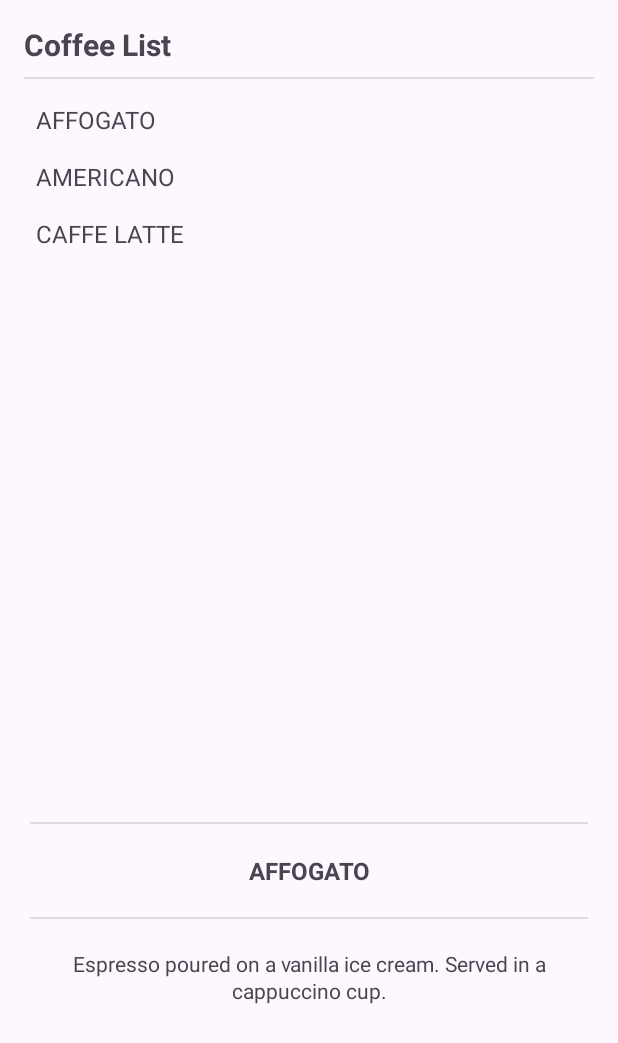
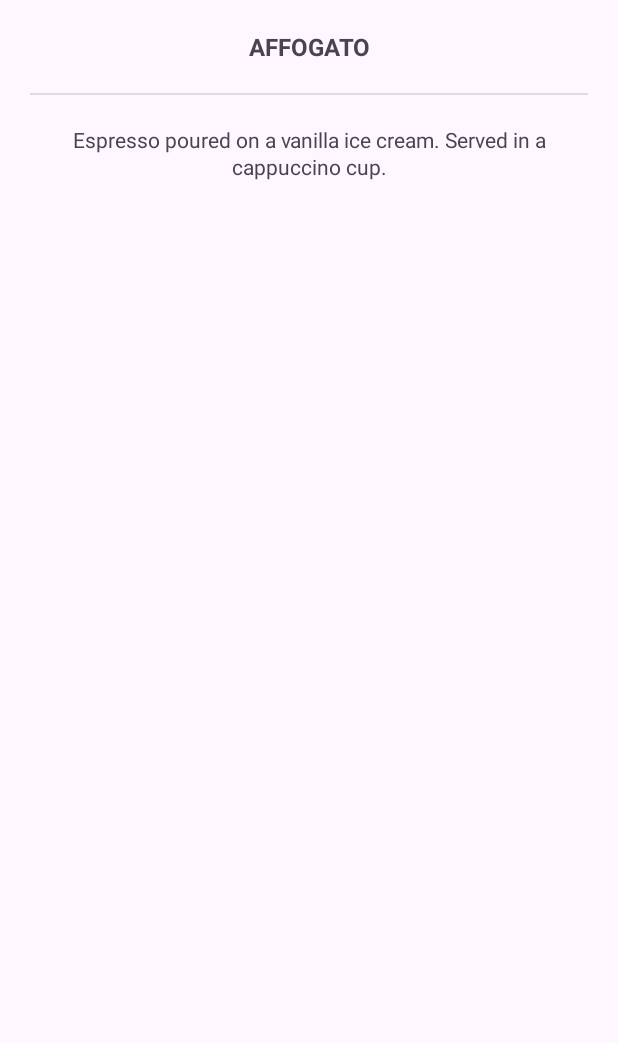
Before and after one commit to sakuranadira/LAB_WEEK_03, an Android app: the screen it shows after launch (MainActivity), after a tap on "AFFOGATO", on a phone screen of 412 x 824 dp. Shown: the top 1043 px of the screen. Run offline under Robolectric (Android 15) with nearby library versions, the phone set to English and light mode, and no system bars.

Commit message:
Commit No. 3 – use dynamic fragment

```diff
--- a/app/build.gradle.kts
+++ b/app/build.gradle.kts
@@ -45,4 +45,7 @@ dependencies {
     testImplementation(libs.junit)
     androidTestImplementation(libs.androidx.junit)
     androidTestImplementation(libs.androidx.espresso.core)
+    implementation("androidx.navigation:navigation-fragment-ktx:2.8.3")
+    implementation("androidx.navigation:navigation-ui-ktx:2.8.3")
+
 }
--- a/app/src/main/java/com/example/lab_week_03/DetailFragment.kt
+++ b/app/src/main/java/com/example/lab_week_03/DetailFragment.kt
@@ -14,15 +14,18 @@ class DetailFragment : Fragment() {
     private val coffeeDesc: TextView?
         get() = view?.findViewById(R.id.coffee_desc)
 
-    override fun onCreate(savedInstanceState: Bundle?) {
-        super.onCreate(savedInstanceState)
-    }
-
     override fun onCreateView(
         inflater: LayoutInflater, container: ViewGroup?,
         savedInstanceState: Bundle?
     ): View? {
         return inflater.inflate(R.layout.fragment_detail, container, false)
+    }
+
+    override fun onViewCreated(view: View, savedInstanceState: Bundle?) {
+        super.onViewCreated(view, savedInstanceState)
+
+        val coffeeId = arguments?.getInt(COFFEE_ID, 0) ?: 0
+        setCoffeeData(coffeeId)
     }
 
     fun setCoffeeData(id: Int) {
@@ -43,7 +46,13 @@ class DetailFragment : Fragment() {
     }
 
     companion object {
-        @JvmStatic
-        fun newInstance() = DetailFragment()
+        private const val COFFEE_ID = "COFFEE_ID"
+
+        fun newInstance(coffeeId: Int) =
+            DetailFragment().apply {
+                arguments = Bundle().apply {
+                    putInt(COFFEE_ID, coffeeId)
+                }
+            }
     }
 }
--- a/app/src/main/java/com/example/lab_week_03/MainActivity.kt
+++ b/app/src/main/java/com/example/lab_week_03/MainActivity.kt
@@ -1,35 +1,45 @@
 package com.example.lab_week_03
 
 import android.os.Bundle
-import android.util.Log
-import android.view.View
 import androidx.activity.enableEdgeToEdge
 import androidx.appcompat.app.AppCompatActivity
 import androidx.core.view.ViewCompat
 import androidx.core.view.WindowInsetsCompat
+import androidx.fragment.app.FragmentContainerView   // <-- WAJIB IMPORT
 
 interface CoffeeListener {
     fun onSelected(id: Int)
 }
 
-class MainActivity : AppCompatActivity(), CoffeeListener{
+class MainActivity : AppCompatActivity(), CoffeeListener {
     override fun onCreate(savedInstanceState: Bundle?) {
         super.onCreate(savedInstanceState)
         enableEdgeToEdge()
         setContentView(R.layout.activity_main)
-        ViewCompat.setOnApplyWindowInsetsListener(findViewById(R.id.main)) { v,
-                                                                             insets ->
+
+        ViewCompat.setOnApplyWindowInsetsListener(findViewById(R.id.fragment_container)) { v, insets ->
             val systemBars = insets.getInsets(WindowInsetsCompat.Type.systemBars())
-            v.setPadding(systemBars.left, systemBars.top, systemBars.right,
-                systemBars.bottom)
+            v.setPadding(systemBars.left, systemBars.top, systemBars.right, systemBars.bottom)
             insets
+        }
+
+        if (savedInstanceState == null) {
+            findViewById<FragmentContainerView>(R.id.fragment_container).let { containerLayout ->
+                val listFragment = ListFragment()
+                supportFragmentManager.beginTransaction()
+                    .add(containerLayout.id, listFragment)
+                    .commit()
+            }
         }
     }
 
-    override fun onSelected(id: Int){
-        val detailFragment = supportFragmentManager
-            .findFragmentById(R.id.fragment_detail)
-                as DetailFragment
-        detailFragment.setCoffeeData(id)
+    override fun onSelected(id: Int) {
+        findViewById<FragmentContainerView>(R.id.fragment_container).let { containerLayout ->
+            val detailFragment = DetailFragment.newInstance(id)
+            supportFragmentManager.beginTransaction()
+                .replace(containerLayout.id, detailFragment)
+                .addToBackStack(null)
+                .commit()
+        }
     }
 }
--- a/app/src/main/res/layout/activity_main.xml
+++ b/app/src/main/res/layout/activity_main.xml
@@ -1,32 +1,6 @@
 <?xml version="1.0" encoding="utf-8"?>
-<LinearLayout
+<androidx.fragment.app.FragmentContainerView
     xmlns:android="http://schemas.android.com/apk/res/android"
-    xmlns:app="http://schemas.android.com/apk/res-auto"
-    xmlns:tools="http://schemas.android.com/tools"
-    android:id="@+id/main"
-    android:layout_width="match_parent"
+    android:id="@+id/fragment_container"
     android:layout_height="match_parent"
-    android:orientation="vertical"
-    tools:context=".MainActivity">
-
-    <androidx.fragment.app.FragmentContainerView
-        android:id="@+id/fragment_list"
-        android:name="com.example.lab_week_03.ListFragment"
-        android:layout_width="match_parent"
-        android:layout_height="0dp"
-        android:layout_weight="2" />
-
-    <View
-        android:layout_width="match_parent"
-        android:layout_height="1dp"
-        android:layout_marginHorizontal="20dp"
-        android:background="?android:attr/dividerVertical" />
-
-    <androidx.fragment.app.FragmentContainerView
-        android:id="@+id/fragment_detail"
-        android:name="com.example.lab_week_03.DetailFragment"
-        android:layout_width="match_parent"
-        android:layout_height="0dp"
-        android:layout_weight="1" />
-
-</LinearLayout>
+    android:layout_width="match_parent"/>
```
